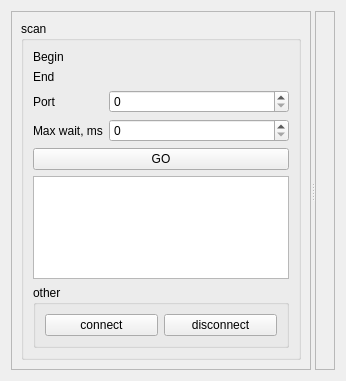
The window that Qt/my_programm/Check_Network/src/check_network_mainbox/src/ui/check_network_mainbox.ui (RinatB2017/mega_GIT) describes before a commit, drawn with Qt 5.
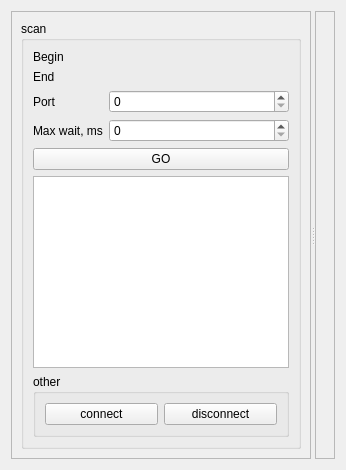
The same window after the commit. Custom widgets are drawn as their Qt base class.

Patch:
```diff
--- a/Qt/my_programm/Check_Network/src/check_network_mainbox/src/ui/check_network_mainbox.ui
+++ b/Qt/my_programm/Check_Network/src/check_network_mainbox/src/ui/check_network_mainbox.ui
@@ -2,14 +2,6 @@
 <ui version="4.0">
  <class>MainBox</class>
  <widget class="QWidget" name="MainBox">
-  <property name="geometry">
-   <rect>
-    <x>0</x>
-    <y>0</y>
-    <width>319</width>
-    <height>381</height>
-   </rect>
-  </property>
   <property name="windowTitle">
    <string>Dialog</string>
   </property>
@@ -21,7 +13,7 @@
      </property>
      <widget class="QFrame" name="frame">
       <property name="sizePolicy">
-       <sizepolicy hsizetype="Expanding" vsizetype="Preferred">
+       <sizepolicy hsizetype="Fixed" vsizetype="Preferred">
         <horstretch>0</horstretch>
         <verstretch>0</verstretch>
        </sizepolicy>
@@ -175,6 +167,12 @@
    <header location="global">ipv4_wo_port.hpp</header>
    <container>1</container>
   </customwidget>
+  <customwidget>
+   <class>RTSP_widget</class>
+   <extends>QWidget</extends>
+   <header>rtsp_widget.hpp</header>
+   <container>1</container>
+  </customwidget>
  </customwidgets>
  <tabstops>
   <tabstop>sb_port</tabstop>
```
Left out of the diff: 6 changed lines with no effect on the pictures.
